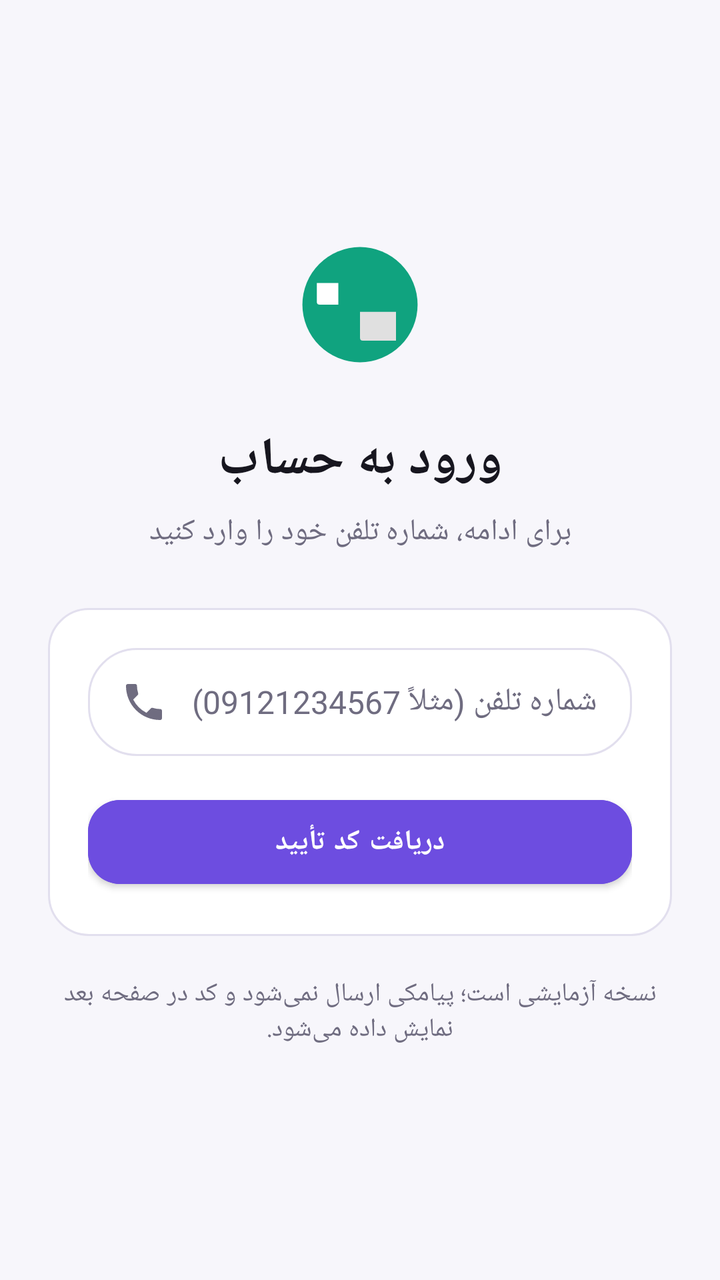
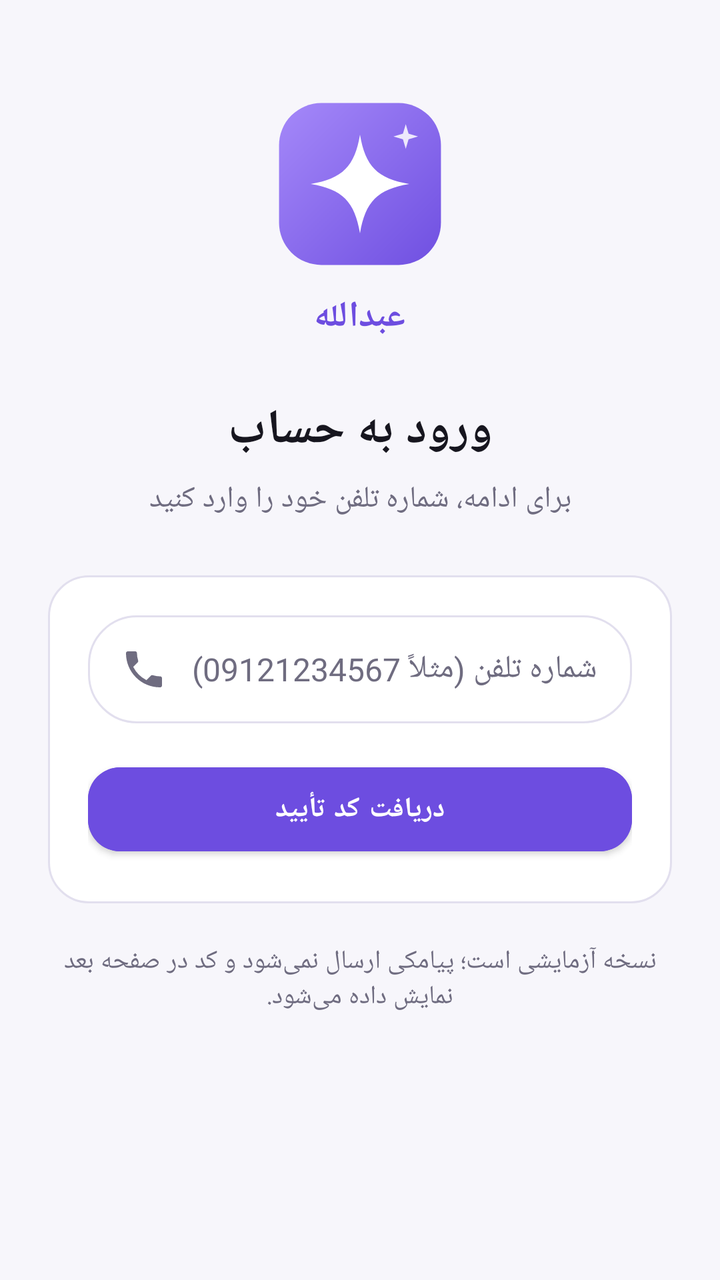

The first picture is an Android layout as it rendered before a commit; the second is the same layout after the commit. The layout source and the unified diff follow.
<!-- AndroidManifest.xml: application theme Theme.AIChat -->
<!-- res/layout/activity_login.xml -->
<?xml version="1.0" encoding="utf-8"?>
<LinearLayout xmlns:android="http://schemas.android.com/apk/res/android"
    xmlns:app="http://schemas.android.com/apk/res-auto"
    android:layout_width="match_parent"
    android:layout_height="match_parent"
    android:background="@color/bg"
    android:gravity="center"
    android:orientation="vertical"
    android:padding="24dp">

    <ImageView
        android:layout_width="72dp"
        android:layout_height="72dp"
        android:layout_marginBottom="24dp"
        android:contentDescription="@string/app_name"
        android:src="@drawable/logo" />

    <TextView
        android:layout_width="match_parent"
        android:layout_height="wrap_content"
        android:gravity="center"
        android:text="@string/login_title"
        android:textColor="@color/text_dark"
        android:textSize="26sp"
        android:textStyle="bold" />

    <TextView
        android:layout_width="match_parent"
        android:layout_height="wrap_content"
        android:layout_marginTop="8dp"
        android:layout_marginBottom="28dp"
        android:gravity="center"
        android:text="@string/login_subtitle"
        android:textColor="@color/text_muted"
        android:textSize="15sp" />

    <LinearLayout
        android:id="@+id/card"
        android:layout_width="match_parent"
        android:layout_height="wrap_content"
        android:background="@drawable/card_bg"
        android:orientation="vertical"
        android:padding="20dp">

        <EditText
            android:id="@+id/phone"
            android:layout_width="match_parent"
            android:layout_height="wrap_content"
            android:background="@drawable/input_bg"
            android:drawableStart="@drawable/ic_phone"
            android:drawablePadding="12dp"
            android:gravity="center_vertical|start"
            android:hint="@string/phone_hint"
            android:inputType="phone"
            android:minHeight="54dp"
            android:paddingHorizontal="16dp"
            android:textDirection="ltr"
            android:textSize="16sp" />

        <com.google.android.material.button.MaterialButton
            android:id="@+id/send_code_btn"
            android:layout_width="match_parent"
            android:layout_height="54dp"
            android:layout_marginTop="16dp"
            android:backgroundTint="@color/primary"
            android:text="@string/send_code"
            android:textColor="#FFFFFF"
            android:textStyle="bold"
            app:cornerRadius="16dp" />
    </LinearLayout>

    <com.google.android.material.button.MaterialButton
        android:id="@+id/btn_biometric"
        style="@style/Widget.MaterialComponents.Button.OutlinedButton"
        android:layout_width="match_parent"
        android:layout_height="54dp"
        android:layout_marginTop="16dp"
        android:text="@string/login_biometric"
        android:visibility="gone"
        app:cornerRadius="16dp" />

    <TextView
        android:layout_width="match_parent"
        android:layout_height="wrap_content"
        android:layout_marginTop="20dp"
        android:gravity="center"
        android:text="@string/login_test_note"
        android:textColor="@color/text_muted"
        android:textSize="13sp" />
</LinearLayout>
<!-- resources referenced by this layout -->
<resources>
  <color name="bg">#F7F6FB</color>
  <color name="primary">#6D4DE0</color>
  <color name="text_dark">#17161F</color>
  <color name="text_muted">#6F6C80</color>
  <!-- drawable card_bg (drawable) -->
  <shape xmlns:android="http://schemas.android.com/apk/res/android">
      <solid android:color="@color/surface" />
      <stroke android:width="1dp" android:color="@color/border_light" />
      <corners android:radius="20dp" />
  </shape>
  <!-- drawable ic_phone (drawable) -->
  <vector xmlns:android="http://schemas.android.com/apk/res/android"
      android:width="24dp" android:height="24dp"
      android:viewportWidth="24" android:viewportHeight="24">
      <path android:fillColor="@color/text_muted"
          android:pathData="M6.62,10.79a15.05,15.05 0 0 0 6.59,6.59l2.2,-2.2a1,1 0 0 1 1.02,-0.24 11.36,11.36 0 0 0 3.57,0.57 1,1 0 0 1 1,1V20a1,1 0 0 1 -1,1A17,17 0 0 1 3,4a1,1 0 0 1 1,-1h3.5a1,1 0 0 1 1,1 11.36,11.36 0 0 0 0.57,3.57 1,1 0 0 1 -0.25,1.02Z" />
  </vector>
  <!-- drawable input_bg (drawable) -->
  <shape xmlns:android="http://schemas.android.com/apk/res/android">
      <solid android:color="@color/surface" />
      <stroke android:width="1dp" android:color="@color/border_light" />
      <corners android:radius="24dp" />
  </shape>
  <!-- drawable logo (drawable) -->
  <vector xmlns:android="http://schemas.android.com/apk/res/android"
      android:width="80dp"
      android:height="80dp"
      android:viewportWidth="100"
      android:viewportHeight="100">
      
      
      <path
          android:fillColor="#10A37F"
          android:pathData="M 50 10 A 40 40 0 1 1 50 90 A 40 40 0 1 1 50 10 Z" />
      
      
      <path
          android:fillColor="#FFFFFF"
          android:pathData="M 20 35 L 35 35 L 35 50 L 22 50 Q 20 50 20 48 L 20 35 Z" />
      
      
      <path
          android:fillColor="#E0E0E0"
          android:pathData="M 50 55 L 75 55 L 75 75 L 52 75 Q 50 75 50 73 L 50 55 Z" />
      
      
      <path
          android:fillColor="#FFFFFF"
          android:pathData="M 32 42 A 2 2 0 1 1 32 42 Z" />
  </vector>
  <string name="app_name">عبدالله</string>
  <string name="login_biometric">ورود با اثر انگشت</string>
  <string name="login_subtitle">برای ادامه، شماره تلفن خود را وارد کنید</string>
  <string name="login_test_note">نسخه آزمایشی است؛ پیامکی ارسال نمی‌شود و کد در صفحه بعد نمایش داده می‌شود.</string>
  <string name="login_title">ورود به حساب</string>
  <string name="phone_hint">شماره تلفن (مثلاً 09121234567)</string>
  <string name="send_code">دریافت کد تأیید</string>
  <style name="Theme.AIChat" parent="Theme.MaterialComponents.DayNight.DarkActionBar">
          <item name="colorPrimary">@color/bg</item>
          <item name="colorPrimaryDark">@color/bg</item>
          <item name="colorOnPrimary">@color/text_dark</item>
          <item name="colorAccent">@color/primary</item>
          <item name="colorSecondary">@color/primary</item>
          <item name="colorSurface">@color/surface</item>
          <item name="colorControlActivated">@color/primary</item>
          <item name="android:colorBackground">@color/bg</item>
          <item name="android:windowBackground">@color/bg</item>
          <item name="android:statusBarColor">@color/bg</item>
          <item name="android:navigationBarColor">@color/bg</item>
          <item name="android:textColorPrimary">@color/text_dark</item>
          <item name="android:textColorSecondary">@color/text_muted</item>
          <item name="android:textColorHint">@color/text_muted</item>
      </style>
  <color name="surface">#FFFFFF</color>
  <color name="border_light">#E2DFEE</color>
</resources>

<!-- the commit's change to res/layout/activity_login.xml (unified diff, before → after) -->
@@ -4,24 +4,34 @@
     android:layout_width="match_parent"
     android:layout_height="match_parent"
     android:background="@color/bg"
-    android:gravity="center"
+    android:gravity="center_horizontal"
     android:orientation="vertical"
     android:padding="24dp">
 
     <ImageView
-        android:layout_width="72dp"
-        android:layout_height="72dp"
-        android:layout_marginBottom="24dp"
+        android:layout_width="88dp"
+        android:layout_height="88dp"
+        android:layout_marginTop="24dp"
         android:contentDescription="@string/app_name"
         android:src="@drawable/logo" />
 
     <TextView
+        android:layout_width="wrap_content"
+        android:layout_height="wrap_content"
+        android:layout_marginTop="10dp"
+        android:text="@string/app_name"
+        android:textColor="@color/primary"
+        android:textSize="18sp"
+        android:textStyle="bold" />
+
+    <TextView
         android:layout_width="match_parent"
         android:layout_height="wrap_content"
+        android:layout_marginTop="28dp"
         android:gravity="center"
         android:text="@string/login_title"
         android:textColor="@color/text_dark"
-        android:textSize="26sp"
+        android:textSize="24sp"
         android:textStyle="bold" />
 
     <TextView
@@ -69,16 +79,6 @@
             app:cornerRadius="16dp" />
     </LinearLayout>
 
-    <com.google.android.material.button.MaterialButton
-        android:id="@+id/btn_biometric"
-        style="@style/Widget.MaterialComponents.Button.OutlinedButton"
-        android:layout_width="match_parent"
-        android:layout_height="54dp"
-        android:layout_marginTop="16dp"
-        android:text="@string/login_biometric"
-        android:visibility="gone"
-        app:cornerRadius="16dp" />
-
     <TextView
         android:layout_width="match_parent"
         android:layout_height="wrap_content"
@@ -87,4 +87,21 @@
         android:text="@string/login_test_note"
         android:textColor="@color/text_muted"
         android:textSize="13sp" />
+
+    <View
+        android:layout_width="match_parent"
+        android:layout_height="0dp"
+        android:layout_weight="1" />
+
+    <com.google.android.material.button.MaterialButton
+        android:id="@+id/btn_biometric"
+        style="@style/Widget.MaterialComponents.Button.OutlinedButton"
+        android:layout_width="match_parent"
+        android:layout_height="54dp"
+        android:layout_marginBottom="8dp"
+        android:text="@string/login_biometric"
+        android:textColor="@color/text_dark"
+        android:visibility="gone"
+        app:cornerRadius="16dp"
+        app:strokeColor="@color/primary" />
 </LinearLayout>
<!-- resource entries referenced after the edit -->
@@ -25,30 +25,30 @@
   </shape>
   <!-- drawable logo (drawable) -->
   <vector xmlns:android="http://schemas.android.com/apk/res/android"
-      android:width="80dp"
-      android:height="80dp"
+      xmlns:aapt="http://schemas.android.com/aapt"
+      android:width="88dp"
+      android:height="88dp"
       android:viewportWidth="100"
       android:viewportHeight="100">
-      
-      
-      <path
-          android:fillColor="#10A37F"
-          android:pathData="M 50 10 A 40 40 0 1 1 50 90 A 40 40 0 1 1 50 10 Z" />
-      
-      
-      <path
-          android:fillColor="#FFFFFF"
-          android:pathData="M 20 35 L 35 35 L 35 50 L 22 50 Q 20 50 20 48 L 20 35 Z" />
-      
-      
-      <path
-          android:fillColor="#E0E0E0"
-          android:pathData="M 50 55 L 75 55 L 75 75 L 52 75 Q 50 75 50 73 L 50 55 Z" />
-      
-      
-      <path
-          android:fillColor="#FFFFFF"
-          android:pathData="M 32 42 A 2 2 0 1 1 32 42 Z" />
+  
+      <path android:pathData="M28,4 H72 A24,24 0 0 1 96,28 V72 A24,24 0 0 1 72,96 H28 A24,24 0 0 1 4,72 V28 A24,24 0 0 1 28,4 Z">
+          <aapt:attr name="android:fillColor">
+              <gradient
+                  android:startX="0" android:startY="0"
+                  android:endX="100" android:endY="100"
+                  android:type="linear">
+                  <item android:color="#A78BFA" android:offset="0" />
+                  <item android:color="#6D4DE0" android:offset="1" />
+              </gradient>
+          </aapt:attr>
+      </path>
+  
+      <path android:fillColor="#FFFFFF"
+          android:pathData="M50,22 C53,40 60,47 78,50 C60,53 53,60 50,78 C47,60 40,53 22,50 C40,47 47,40 50,22 Z" />
+  
+      <path android:fillColor="#FFFFFFFF"
+          android:fillAlpha="0.85"
+          android:pathData="M76,16 L77.6,21.4 L83,23 L77.6,24.6 L76,30 L74.4,24.6 L69,23 L74.4,21.4 Z" />
   </vector>
   <string name="app_name">عبدالله</string>
   <string name="login_biometric">ورود با اثر انگشت</string>
